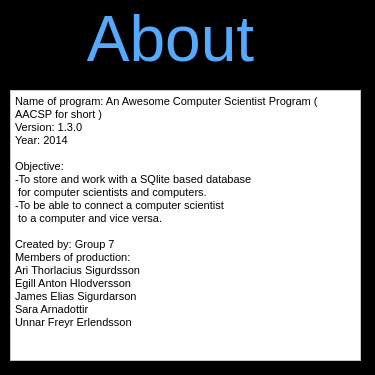
First picture: the form in ui/aboutdialog.ui, repository VLN-H7/Skil3, before the edit.
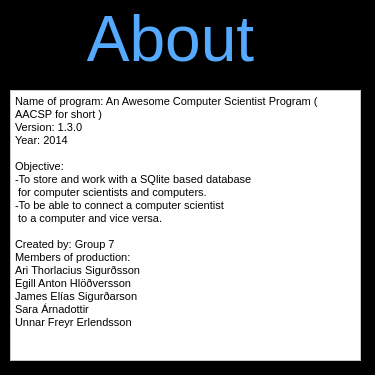
Second picture: the form after the edit. Icons and pictures are not drawn.

Diff of the .ui file:
```diff
--- a/ui/aboutdialog.ui
+++ b/ui/aboutdialog.ui
@@ -79,7 +79,7 @@
     <string>&lt;!DOCTYPE HTML PUBLIC &quot;-//W3C//DTD HTML 4.0//EN&quot; &quot;http://www.w3.org/TR/REC-html40/strict.dtd&quot;&gt;
 &lt;html&gt;&lt;head&gt;&lt;meta name=&quot;qrichtext&quot; content=&quot;1&quot; /&gt;&lt;style type=&quot;text/css&quot;&gt;
 p, li { white-space: pre-wrap; }
-&lt;/style&gt;&lt;/head&gt;&lt;body style=&quot; font-family:'MS Shell Dlg 2'; font-size:8.25pt; font-weight:400; font-style:normal;&quot;&gt;
+&lt;/style&gt;&lt;/head&gt;&lt;body style=&quot; font-family:'.Lucida Grande UI'; font-size:13pt; font-weight:400; font-style:normal;&quot;&gt;
 &lt;p style=&quot; margin-top:0px; margin-bottom:0px; margin-left:0px; margin-right:0px; -qt-block-indent:0; text-indent:0px;&quot;&gt;&lt;span style=&quot; font-family:'Courier New,courier'; font-size:8pt; color:#000000;&quot;&gt;Name of program: An Awesome Computer Scientist Program ( AACSP for short )&lt;/span&gt;&lt;/p&gt;
 &lt;p style=&quot; margin-top:0px; margin-bottom:0px; margin-left:0px; margin-right:0px; -qt-block-indent:0; text-indent:0px;&quot;&gt;&lt;span style=&quot; font-family:'Courier New,courier'; font-size:8pt; color:#000000;&quot;&gt;Version: 1.3.0&lt;/span&gt;&lt;/p&gt;
 &lt;p style=&quot; margin-top:0px; margin-bottom:0px; margin-left:0px; margin-right:0px; -qt-block-indent:0; text-indent:0px;&quot;&gt;&lt;span style=&quot; font-family:'Courier New,courier'; font-size:8pt; color:#000000;&quot;&gt;Year: 2014&lt;/span&gt;&lt;/p&gt;
@@ -92,10 +92,10 @@
 &lt;p style=&quot;-qt-paragraph-type:empty; margin-top:0px; margin-bottom:0px; margin-left:0px; margin-right:0px; -qt-block-indent:0; text-indent:0px; font-family:'Courier New,courier'; font-size:8pt; color:#000000;&quot;&gt;&lt;br /&gt;&lt;/p&gt;
 &lt;p style=&quot; margin-top:0px; margin-bottom:0px; margin-left:0px; margin-right:0px; -qt-block-indent:0; text-indent:0px;&quot;&gt;&lt;span style=&quot; font-family:'Courier New,courier'; font-size:8pt; color:#000000;&quot;&gt;Created by: Group 7&lt;/span&gt;&lt;/p&gt;
 &lt;p style=&quot; margin-top:0px; margin-bottom:0px; margin-left:0px; margin-right:0px; -qt-block-indent:0; text-indent:0px;&quot;&gt;&lt;span style=&quot; font-family:'Courier New,courier'; font-size:8pt; color:#000000;&quot;&gt;Members of production:&lt;/span&gt;&lt;/p&gt;
-&lt;p style=&quot; margin-top:0px; margin-bottom:0px; margin-left:0px; margin-right:0px; -qt-block-indent:0; text-indent:0px;&quot;&gt;&lt;span style=&quot; font-family:'Courier New,courier'; font-size:8pt; color:#000000;&quot;&gt;Ari Thorlacius Sigurdsson&lt;/span&gt;&lt;/p&gt;
-&lt;p style=&quot; margin-top:0px; margin-bottom:0px; margin-left:0px; margin-right:0px; -qt-block-indent:0; text-indent:0px;&quot;&gt;&lt;span style=&quot; font-family:'Courier New,courier'; font-size:8pt; color:#000000;&quot;&gt;Egill Anton Hlodversson&lt;/span&gt;&lt;/p&gt;
-&lt;p style=&quot; margin-top:0px; margin-bottom:0px; margin-left:0px; margin-right:0px; -qt-block-indent:0; text-indent:0px;&quot;&gt;&lt;span style=&quot; font-family:'Courier New,courier'; font-size:8pt; color:#000000;&quot;&gt;James Elias Sigurdarson&lt;/span&gt;&lt;/p&gt;
-&lt;p style=&quot; margin-top:0px; margin-bottom:0px; margin-left:0px; margin-right:0px; -qt-block-indent:0; text-indent:0px;&quot;&gt;&lt;span style=&quot; font-family:'Courier New,courier'; font-size:8pt; color:#000000;&quot;&gt;Sara Arnadottir&lt;/span&gt;&lt;/p&gt;
+&lt;p style=&quot; margin-top:0px; margin-bottom:0px; margin-left:0px; margin-right:0px; -qt-block-indent:0; text-indent:0px;&quot;&gt;&lt;span style=&quot; font-family:'Courier New,courier'; font-size:8pt; color:#000000;&quot;&gt;Ari Thorlacius Sigurðsson&lt;/span&gt;&lt;/p&gt;
+&lt;p style=&quot; margin-top:0px; margin-bottom:0px; margin-left:0px; margin-right:0px; -qt-block-indent:0; text-indent:0px;&quot;&gt;&lt;span style=&quot; font-family:'Courier New,courier'; font-size:8pt; color:#000000;&quot;&gt;Egill Anton Hlöðversson&lt;/span&gt;&lt;/p&gt;
+&lt;p style=&quot; margin-top:0px; margin-bottom:0px; margin-left:0px; margin-right:0px; -qt-block-indent:0; text-indent:0px;&quot;&gt;&lt;span style=&quot; font-family:'Courier New,courier'; font-size:8pt; color:#000000;&quot;&gt;James Elías Sigurðarson&lt;/span&gt;&lt;/p&gt;
+&lt;p style=&quot; margin-top:0px; margin-bottom:0px; margin-left:0px; margin-right:0px; -qt-block-indent:0; text-indent:0px;&quot;&gt;&lt;span style=&quot; font-family:'Courier New,courier'; font-size:8pt; color:#000000;&quot;&gt;Sara Árnadottir&lt;/span&gt;&lt;/p&gt;
 &lt;p style=&quot; margin-top:0px; margin-bottom:0px; margin-left:0px; margin-right:0px; -qt-block-indent:0; text-indent:0px;&quot;&gt;&lt;span style=&quot; font-family:'Courier New,courier'; font-size:8pt; color:#000000;&quot;&gt;Unnar Freyr Erlendsson&lt;/span&gt;&lt;/p&gt;&lt;/body&gt;&lt;/html&gt;</string>
    </property>
   </widget>
```
